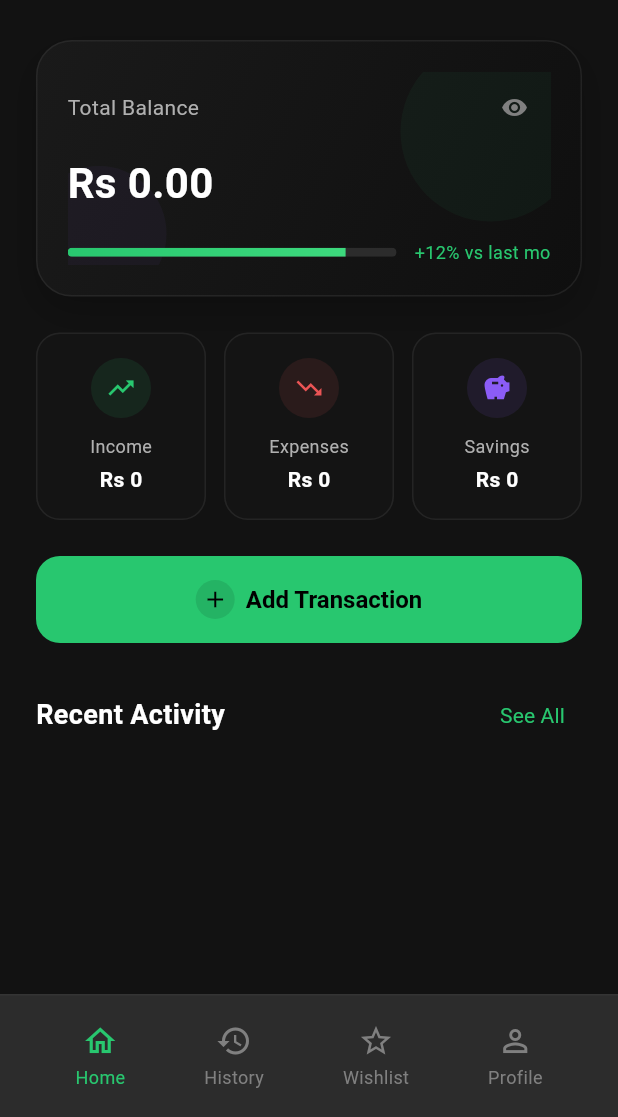
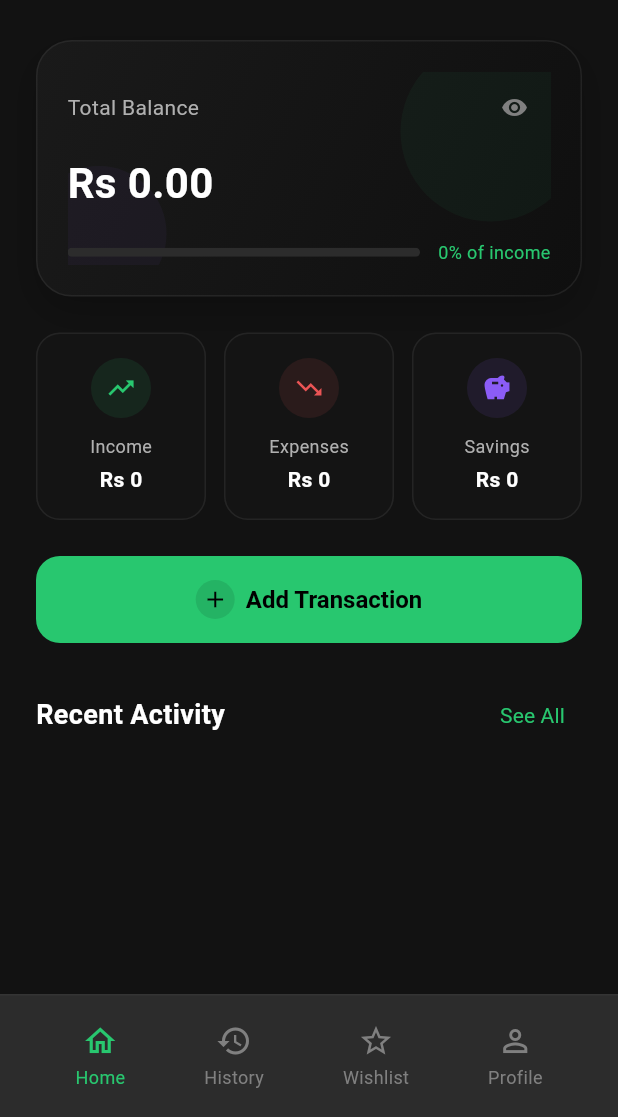
Before and after one commit to chamudithaperera/money-manager-app-flutter, a Flutter app: the screen it shows after launch, on a phone screen of 412 x 824 dp, the part 119-1236 px from its top. Run offline on Flutter 3.47's test engine with Material 3 defaults, Android fonts, the phone set to English and light mode, and no system bars; our stand-ins replace fl_chart, flutter_riverpod, image_picker, pdf, shared_preferences, sqflite; accounts and stored records are empty.

Commit message:
feat: Display income, expenses, and savings progress in BalanceCard and enable history navigation from the home page.

```diff
--- a/lib/features/home/home_page.dart
+++ b/lib/features/home/home_page.dart
@@ -82,7 +82,12 @@ class _HomePageState extends ConsumerState<HomePage> {
         children: [
           _buildHeader(),
           const SizedBox(height: 24),
-          BalanceCard(balance: stats.balance),
+          BalanceCard(
+            balance: stats.balance,
+            income: stats.income,
+            expenses: stats.expenses,
+            savings: stats.savings,
+          ),
           const SizedBox(height: 24),
           Row(
             children: [
@@ -206,7 +211,7 @@ class _HomePageState extends ConsumerState<HomePage> {
       children: [
         Text('Recent Activity', style: AppTextStyles.sectionHeader),
         TextButton(
-          onPressed: () {},
+          onPressed: () => setState(() => _activeTab = BottomTab.history),
           child: Text('See All', style: AppTextStyles.link),
         ),
       ],
--- a/lib/features/home/widgets/balance_card.dart
+++ b/lib/features/home/widgets/balance_card.dart
@@ -4,9 +4,18 @@ import '../../../core/constants/app_constants.dart';
 import '../../../core/theme/theme.dart';
 
 class BalanceCard extends StatefulWidget {
-  const BalanceCard({super.key, required this.balance});
+  const BalanceCard({
+    super.key,
+    required this.balance,
+    required this.income,
+    required this.expenses,
+    required this.savings,
+  });
 
   final double balance;
+  final double income;
+  final double expenses;
+  final double savings;
 
   @override
   State<BalanceCard> createState() => _BalanceCardState();
@@ -17,6 +26,14 @@ class _BalanceCardState extends State<BalanceCard> {
 
   @override
   Widget build(BuildContext context) {
+    final rawProgress = widget.income <= 0
+        ? 0.0
+        : (widget.income - widget.expenses - widget.savings) / widget.income;
+    final progress = rawProgress.clamp(0.0, 1.0);
+    final percentLabel = '${(progress * 100).toStringAsFixed(0)}% of income';
+    final percentColor = widget.balance >= 0
+        ? AppColors.primary
+        : AppColors.expense;
     return Container(
       decoration: BoxDecoration(
         gradient: const LinearGradient(
@@ -89,7 +106,10 @@ class _BalanceCardState extends State<BalanceCard> {
               Row(
                 children: [
                   Expanded(
-                    child: ClipRRect(
+                    child: LayoutBuilder(
+                      builder: (context, constraints) {
+                        final width = constraints.maxWidth * progress;
+                        return ClipRRect(
                           borderRadius: BorderRadius.circular(20),
                           child: Container(
                             height: 6,
@@ -97,7 +117,7 @@ class _BalanceCardState extends State<BalanceCard> {
                             child: Align(
                               alignment: Alignment.centerLeft,
                               child: Container(
-                            width: MediaQuery.sizeOf(context).width * 0.45,
+                                width: width,
                                 decoration: const BoxDecoration(
                                   gradient: LinearGradient(
                                     colors: [
@@ -109,14 +129,14 @@ class _BalanceCardState extends State<BalanceCard> {
                               ),
                             ),
                           ),
+                        );
+                      },
                     ),
                   ),
                   const SizedBox(width: 12),
                   Text(
-                    '+12% vs last mo',
-                    style: AppTextStyles.caption.copyWith(
-                      color: AppColors.primary,
-                    ),
+                    percentLabel,
+                    style: AppTextStyles.caption.copyWith(color: percentColor),
                   ),
                 ],
               ),
```
Lines whose indentation alone changed are shown as unchanged.
